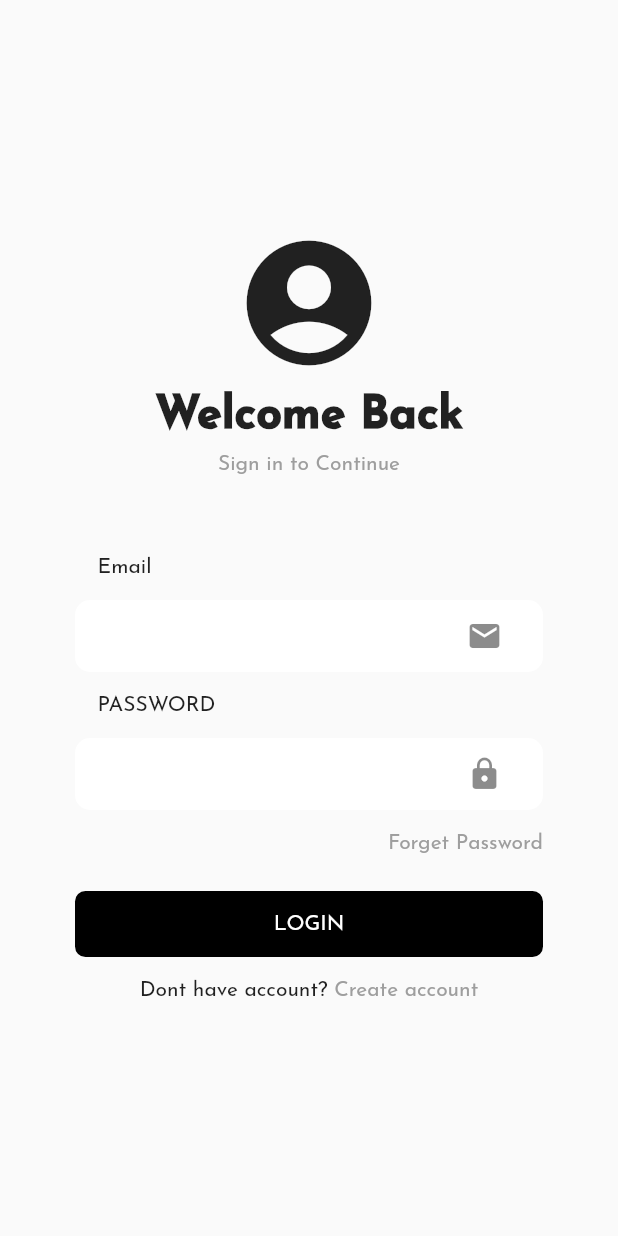
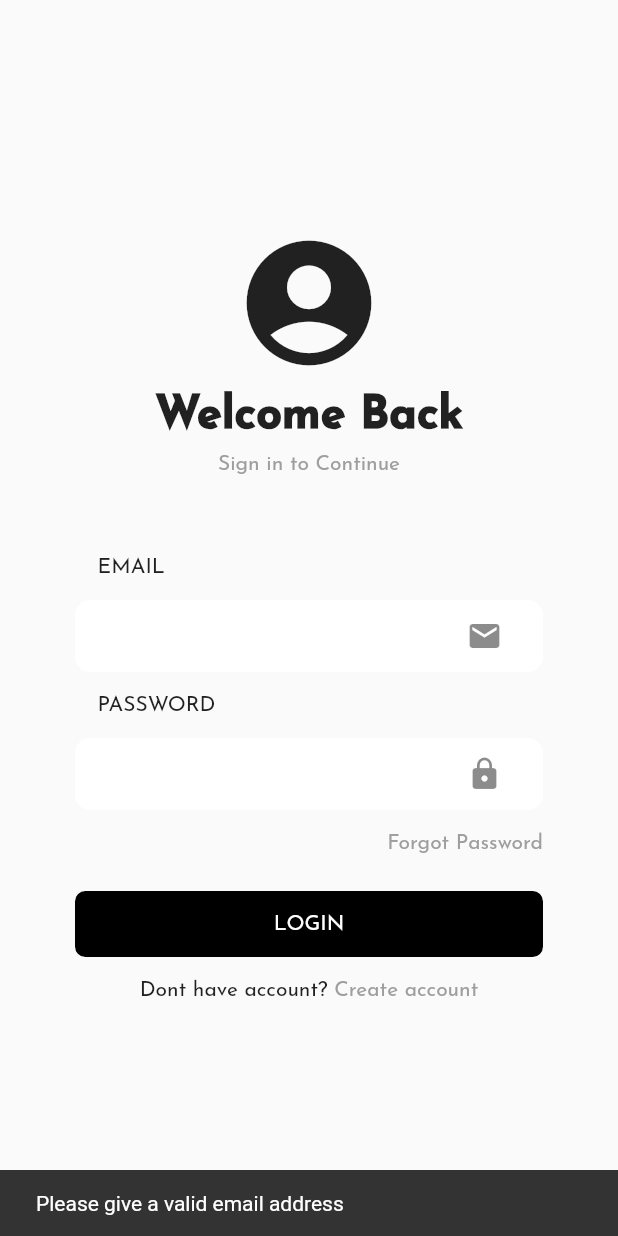
Before and after one commit to Rikoairlan57/ListAnimeMobile, a Flutter app: the screen it shows after launch, after a tap on "LOGIN", on a phone screen of 412 x 824 dp. Run offline on Flutter 3.47's test engine with Material 2 defaults, Android fonts, the light colour scheme and no system bars; our stand-ins replace cloud_firestore, dio, firebase_auth, firebase_core, google_fonts; accounts and stored records are empty; network calls fail.

Commit message:
✨ ⚡️ 🎨 fixed created login

```diff
--- a/lib/screens/login_screen.dart
+++ b/lib/screens/login_screen.dart
@@ -1,6 +1,8 @@
-// ignore_for_file: sort_child_properties_last
+import 'package:flutter/material.dart';
 
-import 'package:flutter/material.dart';
+import 'package:firebase_auth/firebase_auth.dart';
+
+import '../extensions/email_validator.dart';
 
 class LoginScreen extends StatelessWidget {
   const LoginScreen({super.key});
@@ -12,38 +14,59 @@
     String email = '';
     String password = '';
 
+    void _submit() async {
+      if (_formKey.currentState!.validate()) {
+        _formKey.currentState!.save();
+        try {
+          await FirebaseAuth.instance
+              .signInWithEmailAndPassword(email: email, password: password);
+        } on FirebaseAuthException catch (e) {
+          ScaffoldMessenger.of(context)
+              .showSnackBar(SnackBar(content: Text(e.message!)));
+        }
+      }
+    }
+
+    // void tryRethrow() async {
+    //   // try {
+    //   await Provider.of<AuthProvider>(context, listen: false)
+    //       .SignUp()
+    //       .onError((error, stackTrace) => print('sss'));
+    //   // } catch (error) {
+    //   //   print('test');
+    //   // }
+    // }
+
     return Scaffold(
+      // backgroundColor: Colos.white,
       body: Container(
         padding: const EdgeInsets.symmetric(horizontal: 50),
         child: Center(
           child: SingleChildScrollView(
             child: Column(
               children: [
-                const SizedBox(
+                SizedBox(
                   width: double.infinity,
                   child: Icon(
                     Icons.account_circle_rounded,
                     size: 100,
                   ),
                 ),
-                const SizedBox(
+                SizedBox(
                   height: 10,
                 ),
-                const Text(
-                  "Welcome Back",
-                  style: TextStyle(
-                    fontWeight: FontWeight.w900,
-                    fontSize: 30,
-                  ),
+                Text(
+                  'Welcome Back',
+                  style: TextStyle(fontWeight: FontWeight.w900, fontSize: 30),
                 ),
-                const SizedBox(
+                SizedBox(
                   height: 10,
                 ),
-                const Text(
-                  "Sign in to Continue",
+                Text(
+                  'Sign in to Continue',
                   style: TextStyle(color: Colors.grey),
                 ),
-                const SizedBox(
+                SizedBox(
                   height: 40,
                 ),
                 Form(
@@ -53,72 +76,89 @@
                       Container(
                         padding: const EdgeInsets.all(15),
                         width: double.infinity,
-                        child: const Text(
-                          "Email",
+                        child: Text(
+                          'EMAIL',
                           textAlign: TextAlign.start,
                         ),
                       ),
                       Container(
-                        padding: const EdgeInsets.symmetric(horizontal: 15),
+                        padding: EdgeInsets.symmetric(horizontal: 15),
                         decoration: BoxDecoration(
                           borderRadius: BorderRadius.circular(10),
                           color: Colors.white,
                         ),
                         child: TextFormField(
+                          validator: (value) {
+                            if (!value!.isValidEmail()) {
+                              ScaffoldMessenger.of(context).showSnackBar(
+                                  SnackBar(
+                                      content: Text(
+                                          'Please give a valid email address')));
+                              return;
+                            }
+                            ;
+                          },
+                          onSaved: (newValue) => email = newValue ?? '',
                           textAlignVertical: TextAlignVertical.center,
-                          decoration: const InputDecoration(
+                          decoration: InputDecoration(
                             border: InputBorder.none,
-                            suffixIcon: Icon(
-                              Icons.email,
-                            ),
+                            suffixIcon: Icon(Icons.email),
                           ),
                         ),
                       ),
                       Container(
                         padding: const EdgeInsets.all(15),
                         width: double.infinity,
-                        child: const Text(
+                        child: Text(
                           'PASSWORD',
                           textAlign: TextAlign.start,
                         ),
                       ),
                       Container(
-                        padding: const EdgeInsets.symmetric(horizontal: 15),
+                        padding: EdgeInsets.symmetric(horizontal: 15),
+                        // alignment: Alignment.center,
                         decoration: BoxDecoration(
                           borderRadius: BorderRadius.circular(10),
                           color: Colors.white,
                         ),
                         child: TextFormField(
+                          onSaved: (newValue) => password = newValue ?? '',
+                          validator: (value) {
+                            if (value!.length < 7) {
+                              ScaffoldMessenger.of(context).showSnackBar(SnackBar(
+                                  content: Text(
+                                      'Password need a minimum length of 7')));
+                            }
+                          },
                           textAlignVertical: TextAlignVertical.center,
                           obscureText: true,
-                          decoration: const InputDecoration(
-                            border: InputBorder.none,
-                            suffixIcon: Icon(Icons.lock),
-                          ),
+                          decoration: InputDecoration(
+                              border: InputBorder.none,
+                              suffixIcon: Icon(Icons.lock)),
                         ),
-                      )
+                      ),
                     ],
                   ),
                 ),
                 Container(
                   width: double.infinity,
-                  margin: const EdgeInsets.symmetric(vertical: 15),
-                  child: const Text(
-                    "Forget Password",
+                  margin: EdgeInsets.symmetric(vertical: 15),
+                  child: Text(
+                    'Forgot Password',
                     style: TextStyle(color: Colors.grey),
                     textAlign: TextAlign.end,
                   ),
                 ),
                 GestureDetector(
-                  onTap: () => print("melakukan login"),
+                  onTap: _submit,
                   child: Container(
-                    margin: const EdgeInsets.symmetric(vertical: 10),
+                    margin: EdgeInsets.symmetric(vertical: 10),
                     width: double.infinity,
                     decoration: BoxDecoration(
                         borderRadius: BorderRadius.circular(7),
                         color: Colors.black),
-                    padding: const EdgeInsets.all(15),
-                    child: const Text(
+                    padding: EdgeInsets.all(15),
+                    child: Text(
                       'LOGIN',
                       textAlign: TextAlign.center,
                       style: TextStyle(color: Colors.white),
@@ -130,10 +170,10 @@
                   child: Row(
                     mainAxisAlignment: MainAxisAlignment.center,
                     children: [
-                      const Text('Dont have account?'),
+                      Text('Dont have account?'),
                       GestureDetector(
                         onTap: () => Navigator.pushNamed(context, '/register'),
-                        child: const Text(
+                        child: Text(
                           ' Create account',
                           style: TextStyle(color: Colors.grey),
                         ),
```
